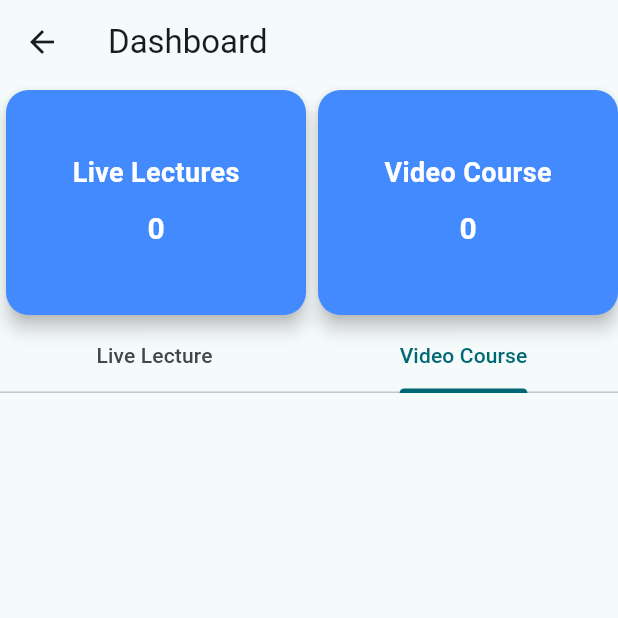
After one commit to Techchauhan/acadmey, a Flutter app: the Dashboard screen opened directly, tab 2 chosen, on a phone screen of 412 x 824 dp, the top half of it. The commit adds this screen. Run offline on Flutter 3.47's test engine with Material 2 defaults, Android fonts, the light colour scheme and no system bars; our stand-ins replace chewie, cloud_firestore, firebase_auth, firebase_core, firebase_database, firebase_messaging and 11 more; missing offline and left inert: razorpay_flutter, syncfusion_flutter_pdfviewer; accounts and stored records are empty; network calls fail; project files that could hold a hidden picture were left out.

```diff
--- /dev/null
+++ b/lib/userScreens/dashboardScreen/VideoCourseDashboard.dart
@@ -0,0 +1,59 @@
+import 'package:academy/course/learnig/studentCourseScreen.dart';
+import 'package:cloud_firestore/cloud_firestore.dart';
+import 'package:firebase_auth/firebase_auth.dart';
+import 'package:flutter/material.dart';
+import 'package:fluttertoast/fluttertoast.dart';
+
+class VideoCourseDashboard extends StatefulWidget {
+  const VideoCourseDashboard({super.key});
+
+  @override
+  State<VideoCourseDashboard> createState() => _VideoCourseDashboardState();
+}
+
+class _VideoCourseDashboardState extends State<VideoCourseDashboard> {
+  @override
+  Widget build(BuildContext context) {
+    String userId = FirebaseAuth.instance.currentUser!.uid;
+    return  StreamBuilder<QuerySnapshot>(
+      stream: FirebaseFirestore.instance
+          .collection('users')
+          .doc(userId)
+          .collection('purchased_course')
+          .snapshots(),
+      builder: (context, snapshot) {
+        if (snapshot.hasError) {
+          return Text('Error: ${snapshot.error}');
+        }
+
+        if (snapshot.connectionState == ConnectionState.waiting) {
+          return CircularProgressIndicator();
+        }
+
+        // Display the purchased courses
+        return ListView(
+          children: snapshot.data!.docs.map((DocumentSnapshot document) {
+            Map<String, dynamic> data = document.data() as Map<String, dynamic>;
+            String courseName = data['course_name'];
+            String courseID = data['course_id'];
+
+            return InkWell(
+              onTap: (){
+                Fluttertoast.showToast(msg: 'Opening..');
+                Navigator.push(
+                  context,
+                  MaterialPageRoute(
+                      builder: (context) => ViewChaptersPage(courseId: courseID)),
+                );
+              },
+              child: ListTile(
+                title: Text(courseName),
+                // You can add more details here if needed
+              ),
+            );
+          }).toList(),
+        );
+      },
+    );
+  }
+}
--- a/lib/userScreens/dashboardScreen/dashboard.dart
+++ b/lib/userScreens/dashboardScreen/dashboard.dart
@@ -1,6 +1,5 @@
-import 'package:academy/Const/studentClass.dart';
-import 'package:academy/userScreens/dashboardScreen/homepage.dart';
-import 'package:academy/userScreens/navigator.dart';
+import 'package:academy/userScreens/Downloads/videoDownloads.dart';
+import 'package:academy/userScreens/dashboardScreen/VideoCourseDashboard.dart';
 import 'package:cloud_firestore/cloud_firestore.dart';
 import 'package:firebase_auth/firebase_auth.dart';
 import 'package:flutter/material.dart';
@@ -17,21 +16,10 @@ class _DashboardState extends State<Dashboard> {
   Widget build(BuildContext context) {
     return Scaffold(
       appBar: AppBar(
-        leading: BackButton(
-          onPressed: () {
-            Navigator.pushReplacement(
-              context,
-              MaterialPageRoute(
-                builder: (context) => NavigatorPage(
-                  FirebaseAuth.instance.currentUser!.uid,
-                  initialIndex: 0,
-                ),
-              ),
-            );
-          },
-        ),
+        title: const Text("Dashboard"),
       ),
-      body: SingleChildScrollView(
+      body: DefaultTabController(
+        length: 2, // Number of tabs
         child: Column(
           children: [
             Row(
@@ -39,8 +27,8 @@ class _DashboardState extends State<Dashboard> {
               children: [
                 _buildCard(
                   color: Colors.blueAccent,
-                  text: 'Live Course',
-                  subtitle: '1',
+                  text: 'Live Lectures',
+                  subtitle: '5 ',
                 ),
                 _buildCard(
                   color: Colors.blueAccent,
@@ -49,13 +37,29 @@ class _DashboardState extends State<Dashboard> {
                 ),
               ],
             ),
-            _showSubjectList(),
+            const TabBar(
+              tabs: [
+                Tab(text: 'Live Lecture'),
+                Tab(text: 'Video Course'),
+              ],
+            ),
+            Expanded(
+              child: TabBarView(
+                children: [
+                  // Replace the following with your Live Course content
+                  _showSubjectList(),
+                  // Replace the following with your Video Course content
+                  const VideoCourseDashboard()
+                ],
+              ),
+            ),
           ],
         ),
       ),
     );
   }
 
+  // Your _buildCard method remains the same.
   Widget _buildCard(
       {required Color color, required String text, required String subtitle}) {
     return Card(
@@ -67,27 +71,39 @@ class _DashboardState extends State<Dashboard> {
       child: Container(
         width: 200,
         height: 150,
-        padding: EdgeInsets.all(16),
+        padding: const EdgeInsets.all(16),
         child: Center(
           child: Column(
             mainAxisAlignment: MainAxisAlignment.center,
             children: [
               Text(
                 text,
-                style: TextStyle(
+                style: const TextStyle(
                   fontSize: 18,
                   color: Colors.white,
                   fontWeight: FontWeight.bold,
                 ),
               ),
-              SizedBox(height: 10),
-              Text(
-                subtitle,
-                style: TextStyle(
-                  fontSize: 20,
-                  color: Colors.white,
-                  fontWeight: FontWeight.bold,
-                ),
+              const SizedBox(height: 10),
+              // Update the subtitle with the count of purchased video courses
+              FutureBuilder<int>(
+                future: _getPurchasedVideoCoursesCount(), // Fetch the count
+                builder: (context, snapshot) {
+                  if (snapshot.connectionState == ConnectionState.waiting) {
+                    return const CircularProgressIndicator();
+                  }
+                  if (snapshot.hasError) {
+                    return const Text('Error');
+                  }
+                  return Text(
+                    snapshot.data.toString(),
+                    style: const TextStyle(
+                      fontSize: 20,
+                      color: Colors.white,
+                      fontWeight: FontWeight.bold,
+                    ),
+                  );
+                },
               ),
             ],
           ),
@@ -95,6 +111,28 @@ class _DashboardState extends State<Dashboard> {
       ),
     );
   }
+
+  Future<int> _getPurchasedVideoCoursesCount() async {
+    try {
+      // Fetch the count of purchased video courses from Firestore
+      String userId = FirebaseAuth.instance.currentUser!.uid;
+      QuerySnapshot querySnapshot = await FirebaseFirestore.instance
+          .collection('users')
+          .doc(userId)
+          .collection('purchased_course')
+          .get();
+
+      // Return the count of purchased video courses
+      return querySnapshot.size;
+    } catch (e) {
+      // Handle any errors, e.g., no data or Firestore issues
+      return 0;
+    }
+  }
+
+
+
+
 
   Widget _showSubjectList() {
     return StreamBuilder<QuerySnapshot>(
@@ -105,7 +143,7 @@ class _DashboardState extends State<Dashboard> {
           .snapshots(),
       builder: (context, snapshot) {
         if (!snapshot.hasData) {
-          return Center(
+          return const Center(
             child: CircularProgressIndicator(),
           );
         }
@@ -133,4 +171,6 @@ class _DashboardState extends State<Dashboard> {
       },
     );
   }
+
+
 }
```
Also changed, not shown: lib/course/exploreCourse/courseExploreScreen.dart (+97 -97 lines), lib/course/learnig/LectureVideoScreen.dart (+40 -99 lines), lib/course/learnig/studentCourseScreen.dart (+79 -48 lines), lib/course/padiorfree/VideoLecturecourse.dart (+21 -18 lines), lib/userScreens/dashboardScreen/LiveCourseDashboard.dart (added, +18 -0 lines), lib/userScreens/profiile/myprofile.dart (+4 -6 lines).
